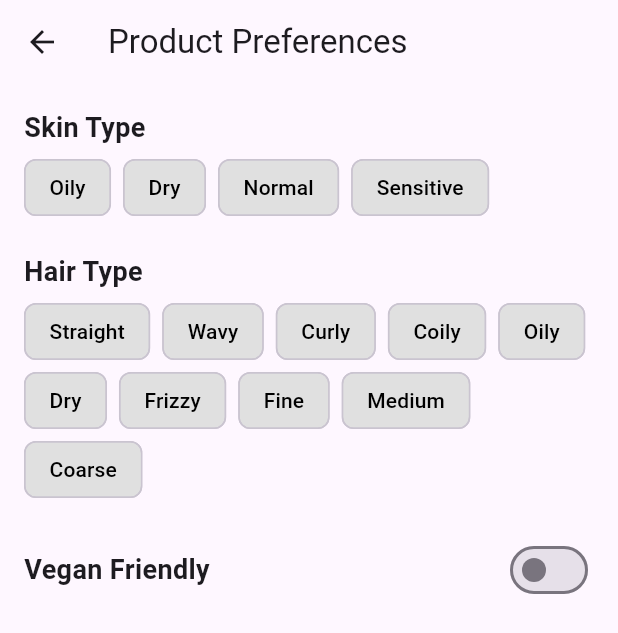
After one commit to HackED-2025/Glow-Know, a Flutter app: the PreferencesPage screen opened directly, on a phone screen of 412 x 824 dp. The commit adds this screen. Shown: the top 633 px of the screen. Run offline on Flutter 3.47's test engine with Material 3 defaults, Android fonts, the phone set to English and light mode, and no system bars; our stand-ins replace shared_preferences; missing offline and left inert: mobile_scanner, snapping_sheet; accounts and stored records are empty; statements that could not run were skipped.

Commit message:
Reapply "Merge branch 'preferences'"
This reverts commit e6716241eda67cc858001f3c4bbf45e3395f7f60.

```diff
--- /dev/null
+++ b/glow_know/lib/models/product.dart
@@ -0,0 +1,39 @@
+class Product {
+  final String productName;
+  final double productScore;
+  final double productEnvironmentScore;
+  final String productType;
+  final String ingredientsList;
+  final String ingredientsListSummary;
+  final String ingredientsListBreakdown;
+
+  Product({
+    required this.productName,
+    required this.productScore,
+    required this.productEnvironmentScore,
+    required this.productType,
+    required this.ingredientsList,
+    required this.ingredientsListSummary,
+    required this.ingredientsListBreakdown,
+  });
+
+  Map<String, dynamic> toJson() => {
+    'productName': productName,
+    'productScore': productScore,
+    'productEnvironmentScore': productEnvironmentScore,
+    'productType': productType,
+    'ingredientsList': ingredientsList,
+    'ingredientsListSummary': ingredientsListSummary,
+    'ingredientsListBreakdown': ingredientsListBreakdown,
+  };
+
+  factory Product.fromJson(Map<String, dynamic> json) => Product(
+    productName: json['productName'],
+    productScore: json['productScore'],
+    productEnvironmentScore: json['productEnvironmentScore'],
+    productType: json['productType'],
+    ingredientsList: json['ingredientsList'],
+    ingredientsListSummary: json['ingredientsListSummary'],
+    ingredientsListBreakdown: json['ingredientsListBreakdown'],
+  );
+}
--- /dev/null
+++ b/glow_know/lib/screens/preferences_screen.dart
@@ -0,0 +1,147 @@
+import 'package:flutter/material.dart';
+import 'package:shared_preferences/shared_preferences.dart';
+
+class PreferencesPage extends StatefulWidget {
+  const PreferencesPage({super.key});
+
+  @override
+  State<PreferencesPage> createState() => _PreferencesPageState();
+}
+
+class _PreferencesPageState extends State<PreferencesPage> {
+  List<String> _selectedSkinTypes = [];
+  List<String> _selectedHairTypes = [];
+  bool _isVegan = false;
+
+  @override
+  void initState() {
+    super.initState();
+    _loadPreferences();
+  }
+
+  Future<void> _loadPreferences() async {
+    final prefs = await SharedPreferences.getInstance();
+    setState(() {
+      _selectedSkinTypes = List<String>.from(
+        prefs.getStringList('skinTypes') ?? [],
+      );
+      _selectedHairTypes = List<String>.from(
+        prefs.getStringList('hairTypes') ?? [],
+      );
+      _isVegan = prefs.getBool('isVegan') ?? false;
+    });
+  }
+
+  Future<void> _savePreferences() async {
+    final prefs = await SharedPreferences.getInstance();
+    await prefs.setStringList('skinTypes', _selectedSkinTypes);
+    await prefs.setStringList('hairTypes', _selectedHairTypes);
+    await prefs.setBool('isVegan', _isVegan);
+  }
+
+  void _toggleSelection(List<String> list, String value) {
+    setState(() {
+      list.contains(value) ? list.remove(value) : list.add(value);
+      _savePreferences();
+    });
+  }
+
+  @override
+  Widget build(BuildContext context) {
+    return Scaffold(
+      appBar: AppBar(title: const Text('Product Preferences')),
+      body: SingleChildScrollView(
+        padding: const EdgeInsets.all(16),
+        child: Column(
+          crossAxisAlignment: CrossAxisAlignment.start,
+          children: [
+            _buildCategory('Skin Type', [
+              'Oily',
+              'Dry',
+              'Normal',
+              'Sensitive',
+            ], _selectedSkinTypes),
+            const SizedBox(height: 24),
+            _buildCategory('Hair Type', [
+              'Straight',
+              'Wavy',
+              'Curly',
+              'Coily',
+              'Oily',
+              'Dry',
+              'Frizzy',
+              'Fine',
+              'Medium',
+              'Coarse',
+            ], _selectedHairTypes),
+            const SizedBox(height: 24),
+            _buildVeganToggle(),
+          ],
+        ),
+      ),
+    );
+  }
+
+  Widget _buildCategory(
+    String title,
+    List<String> options,
+    List<String> selected,
+  ) {
+    return Column(
+      crossAxisAlignment: CrossAxisAlignment.start,
+      children: [
+        Text(
+          title,
+          style: const TextStyle(fontSize: 18, fontWeight: FontWeight.bold),
+        ),
+        const SizedBox(height: 8),
+        Wrap(
+          spacing: 8,
+          runSpacing: 8,
+          children:
+              options.map((option) {
+                final isSelected = selected.contains(option);
+                return FilterChip(
+                  label: Text(
+                    option,
+                    style: TextStyle(
+                      color: isSelected ? Colors.white : Colors.black,
+                    ),
+                  ),
+                  selected: isSelected,
+                  selectedColor: Colors.purple[400], // Purple color
+                  backgroundColor: Colors.grey[300],
+                  checkmarkColor: Colors.transparent,
+                  elevation: 0,
+                  pressElevation: 0,
+                  materialTapTargetSize: MaterialTapTargetSize.shrinkWrap,
+                  onSelected: (_) => _toggleSelection(selected, option),
+                );
+              }).toList(),
+        ),
+      ],
+    );
+  }
+
+  Widget _buildVeganToggle() {
+    return Row(
+      children: [
+        const Text(
+          'Vegan Friendly',
+          style: TextStyle(fontSize: 18, fontWeight: FontWeight.bold),
+        ),
+        const Spacer(),
+        Switch(
+          value: _isVegan,
+          activeColor: Colors.purple[400], // Purple color for switch
+          onChanged: (value) {
+            setState(() {
+              _isVegan = value;
+              _savePreferences();
+            });
+          },
+        ),
+      ],
+    );
+  }
+}
--- a/glow_know/pubspec.yaml
+++ b/glow_know/pubspec.yaml
@@ -36,6 +36,8 @@ dependencies:
   cupertino_icons: ^1.0.8
   mobile_scanner: 6.0.6
   snapping_sheet: ^3.1.0
+  shared_preferences: ^2.5.2
+  convert: ^3.1.2
 
 dev_dependencies:
   flutter_test:
```
Also changed, not shown: glow_know/lib/main.dart (+15 -6 lines), glow_know/lib/screens/camera_page.dart (+23 -2 lines), glow_know/lib/services/history_service.dart (added, +35 -0 lines), glow_know/lib/utils/preferences.dart (added, +18 -0 lines), glow_know/pubspec.lock, 1 other file.
